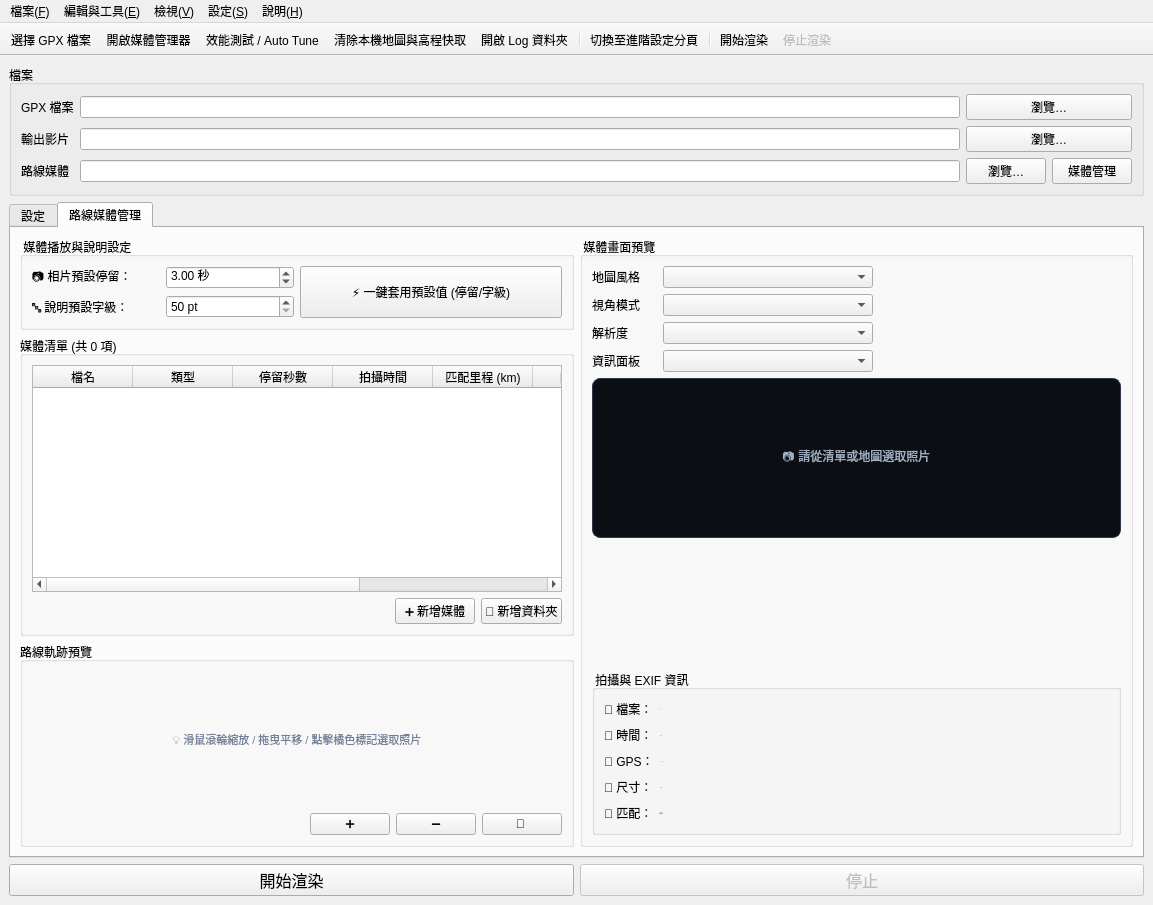
kw31304/gpx-ride-animation-main-gui, file gpx_renderer/gui/main_window/merge.ui: the form before one commit.
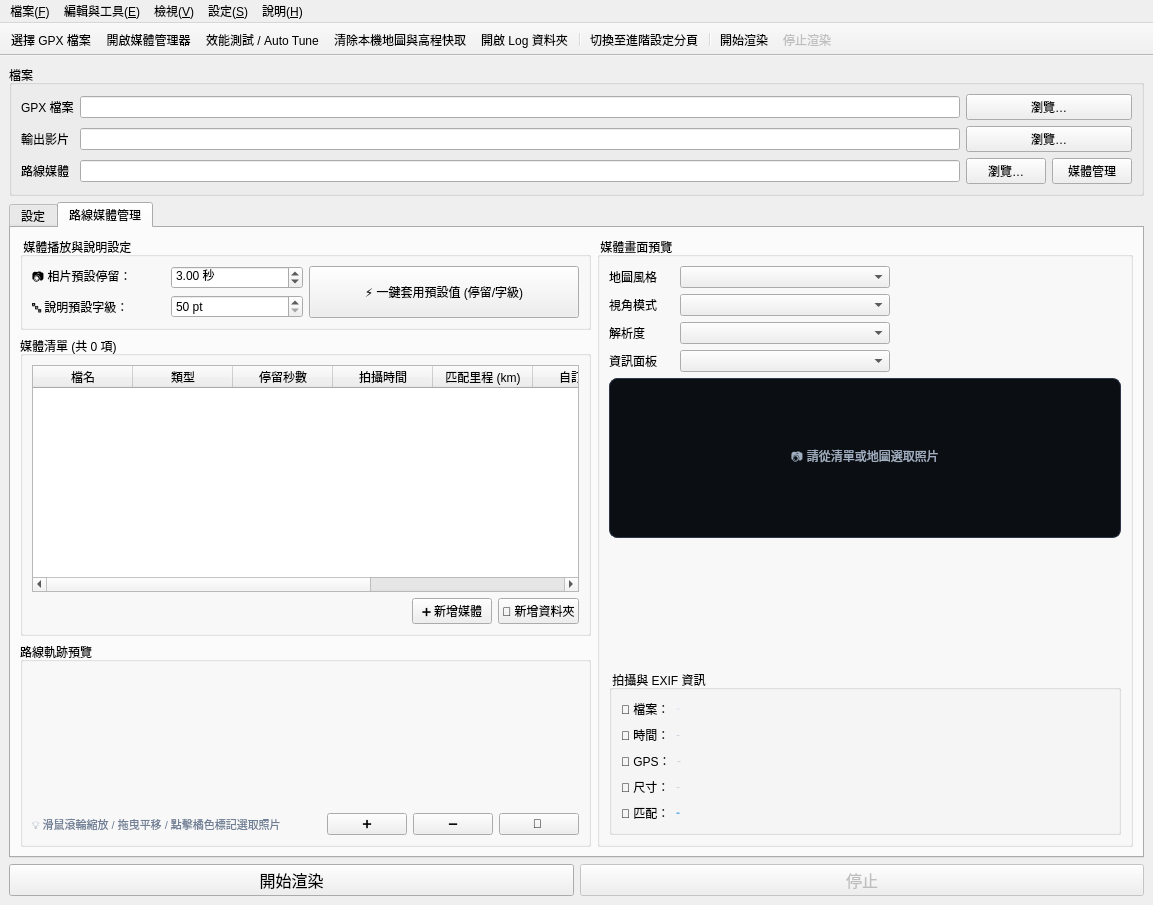
The form after the commit. The open tabs and pages were chosen to show the change. Custom widgets are drawn as their Qt base class.

```diff
--- a/gpx_renderer/gui/main_window/merge.ui
+++ b/gpx_renderer/gui/main_window/merge.ui
@@ -2163,8 +2163,12 @@
            <item row="0" column="0">
             <layout class="QVBoxLayout" name="verticalLayout_2">
              <item>
-              <widget class="QtRoutePreviewWidget" name="preview_widget" native="true">
-               <layout class="QVBoxLayout" name="verticalLayout_19">
+               <widget class="QtRoutePreviewWidget" name="preview_widget" native="true"/>
+              </item>
+             </layout>
+            </item>
+            <item row="1" column="0">
+             <layout class="QHBoxLayout" name="map_toolbar">
                 <item>
                  <widget class="QLabel" name="lbl_map_hint">
                   <property name="styleSheet">
@@ -2172,30 +2176,6 @@
                   </property>
                   <property name="text">
                    <string>💡 滑鼠滾輪縮放 / 拖曳平移 / 點擊橘色標記選取照片</string>
-                  </property>
-                  <property name="alignment">
-                   <set>Qt::AlignmentFlag::AlignCenter</set>
-                  </property>
-                 </widget>
-                </item>
-               </layout>
-              </widget>
-             </item>
-            </layout>
-           </item>
-           <item row="1" column="0">
-            <layout class="QHBoxLayout" name="map_toolbar">
-             <item>
-              <widget class="QLabel" name="lbl_map_header">
-               <property name="font">
-                <font>
-                 <family>Segoe UI</family>
-                 <pointsize>9</pointsize>
-                 <bold>true</bold>
-                </font>
-               </property>
-               <property name="text">
-                <string />
                </property>
               </widget>
              </item>
```
Lines whose indentation alone changed are shown as unchanged.
